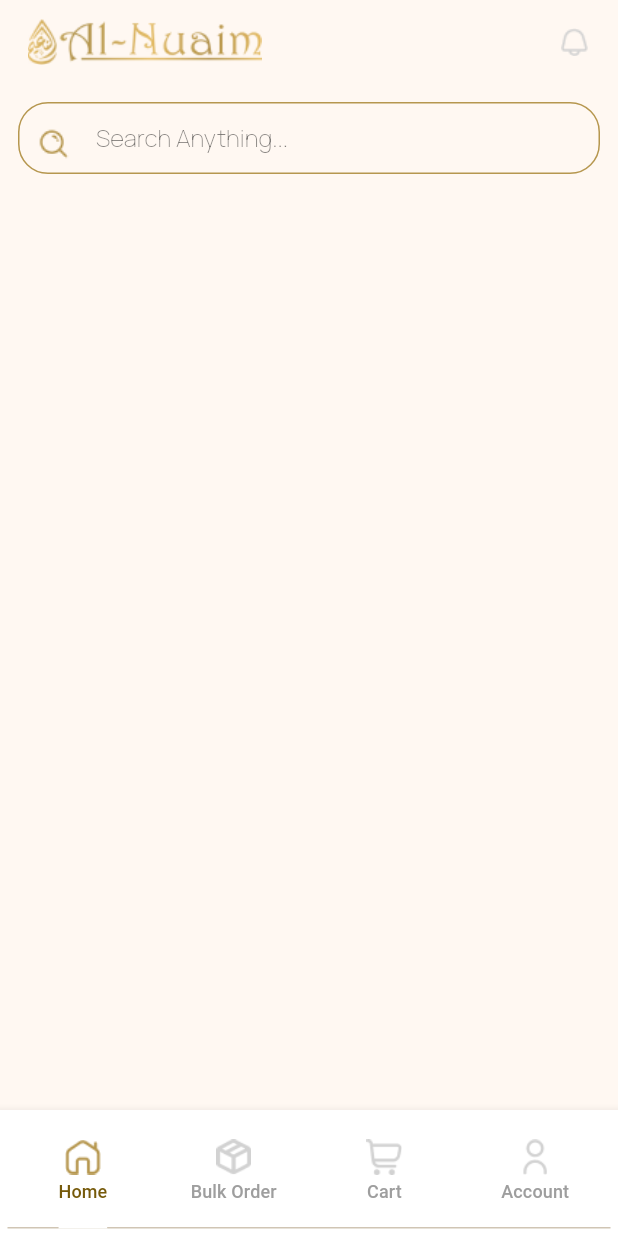
After one commit to S1mple777/al_nuim, a Flutter app: the DashBoard screen opened directly, on a phone screen of 412 x 824 dp. The commit adds this screen. Run offline on Flutter 3.47's test engine with Material 3 defaults, Android fonts, the phone set to English and light mode, and no system bars; our stand-ins replace flutter_easyloading, google_fonts.

Commit message:
first commit

```diff
--- a/lib/View/dashboard_screen.dart
+++ b/lib/View/dashboard_screen.dart
@@ -3,6 +3,8 @@ import 'package:al_nuim/utility/appTheme.dart';
 import 'package:al_nuim/utility/common_textfield.dart';
 import 'package:al_nuim/utility/size_config.dart';
 import 'package:al_nuim/utility/string_ext.dart';
+import 'package:al_nuim/view/dashboard_screens/home_screen.dart';
+import 'package:al_nuim/view/profile_screen.dart';
 import 'package:flutter/material.dart';
 import 'package:provider/provider.dart';
 
@@ -16,7 +18,6 @@ class DashBoard extends StatefulWidget {
 class _DashBoardState extends State<DashBoard> {
   @override
   Widget build(BuildContext context) {
-
     return DefaultTabController(
       length: context.watch<DashBoardController>().homeList.length,
       child: SafeArea(
@@ -61,42 +62,12 @@ class _DashBoardState extends State<DashBoard> {
               ),
             ),
           ),
-          appBar: AppBar(
-            automaticallyImplyLeading: false,
-            centerTitle: false,
-            title: Image.asset(
-              "al_nuim".png,
-              width: 161,
-              height: 31,
-            ),
-            actions: [
-              GestureDetector(
-                onTap: () {},
-                child: Image.asset("bell".png),
-              ),
-              hSize(20)
-            ],
-          ),
-          body: Column(
-            children: [
-              Padding(
-                padding: const EdgeInsets.all(12.0),
-                child: SizedBox(
-                  height: 48,
-                  child: CommonTextFormField(
-                    prefixIcon: Padding(
-                      padding: const EdgeInsets.only(top: 8.0),
-                      child: Image.asset("search".png),
-                    ),
-                    labelText: "Search Anything...",
-                    fillColor: false,
-                    radius: 20.0,
-                    colors: Theme.of(context).primaryColor,
-                  ),
-                ),
-              ),
-            ],
-          ),
+          body: TabBarView(children: [
+            HomeScreen(),
+            Container(),
+            Container(),
+            ProfileScreen()
+          ]),
         ),
       ),
     );
--- /dev/null
+++ b/lib/View/dashboard_screens/home_screen.dart
@@ -0,0 +1,55 @@
+import 'package:al_nuim/utility/common_textfield.dart';
+import 'package:al_nuim/utility/size_config.dart';
+import 'package:al_nuim/utility/string_ext.dart';
+import 'package:flutter/material.dart';
+
+class HomeScreen extends StatefulWidget {
+  const HomeScreen({Key? key}) : super(key: key);
+
+  @override
+  _HomeScreenState createState() => _HomeScreenState();
+}
+
+class _HomeScreenState extends State<HomeScreen> {
+  @override
+  Widget build(BuildContext context) {
+    return Scaffold(
+      appBar: AppBar(
+        automaticallyImplyLeading: false,
+        centerTitle: false,
+        title: Image.asset(
+          "al_nuim".png,
+          width: 161,
+          height: 31,
+        ),
+        actions: [
+          GestureDetector(
+            onTap: () {},
+            child: Image.asset("bell".png),
+          ),
+          hSize(20)
+        ],
+      ),
+      body: Column(
+        children: [
+          Padding(
+            padding: const EdgeInsets.all(12.0),
+            child: SizedBox(
+              height: 48,
+              child: CommonTextFormField(
+                prefixIcon: Padding(
+                  padding: const EdgeInsets.only(top: 8.0),
+                  child: Image.asset("search".png),
+                ),
+                labelText: "Search Anything...",
+                fillColor: false,
+                radius: 20.0,
+                colors: Theme.of(context).primaryColor,
+              ),
+            ),
+          ),
+        ],
+      ),
+    );
+  }
+}
--- a/lib/View/profile_screen.dart
+++ b/lib/View/profile_screen.dart
@@ -50,6 +50,9 @@ class ProfileScreen extends StatelessWidget {
           })
     ];
     return Scaffold(
+      appBar: AppBar(
+        automaticallyImplyLeading: false,
+      ),
       body: SizedBox(
         width: double.infinity,
         child: Column(
--- a/lib/main.dart
+++ b/lib/main.dart
@@ -71,7 +71,7 @@ class MyApp extends StatelessWidget {
               seedColor: const Color.fromARGB(255, 182, 151, 79)),
           useMaterial3: true,
         ),
-        home: const ProfileScreen(),
+        home: SigninScreen(),
       ),
     );
   }
```
Also changed, not shown: lib/utility/common_buttons.dart (line endings or trailing spaces).
